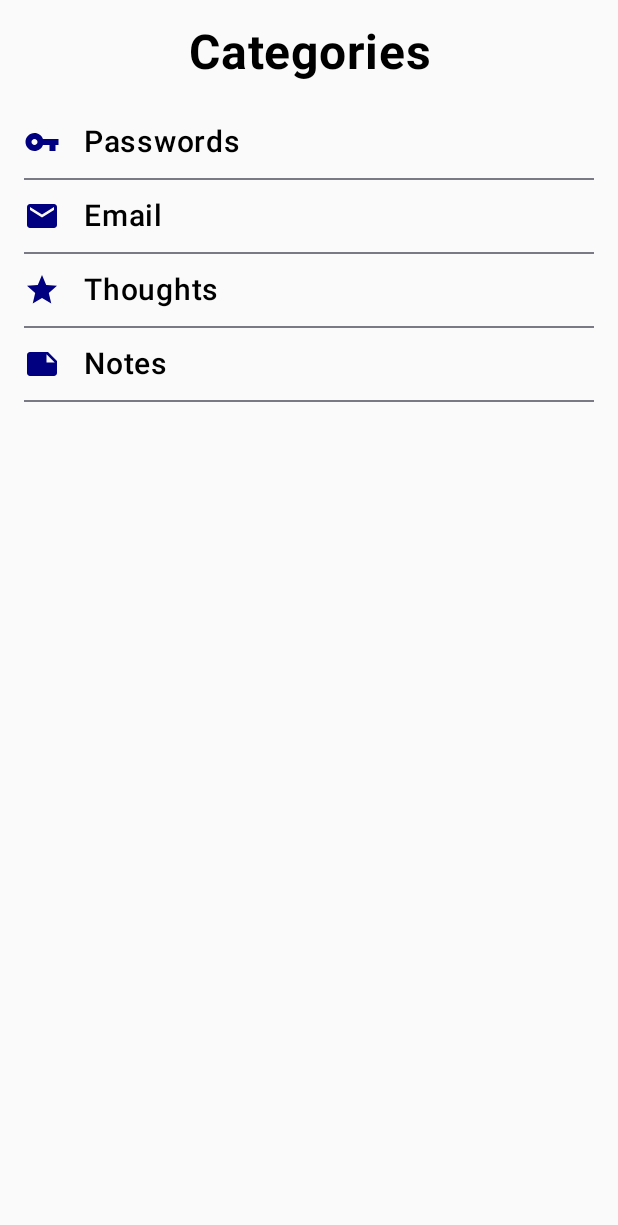
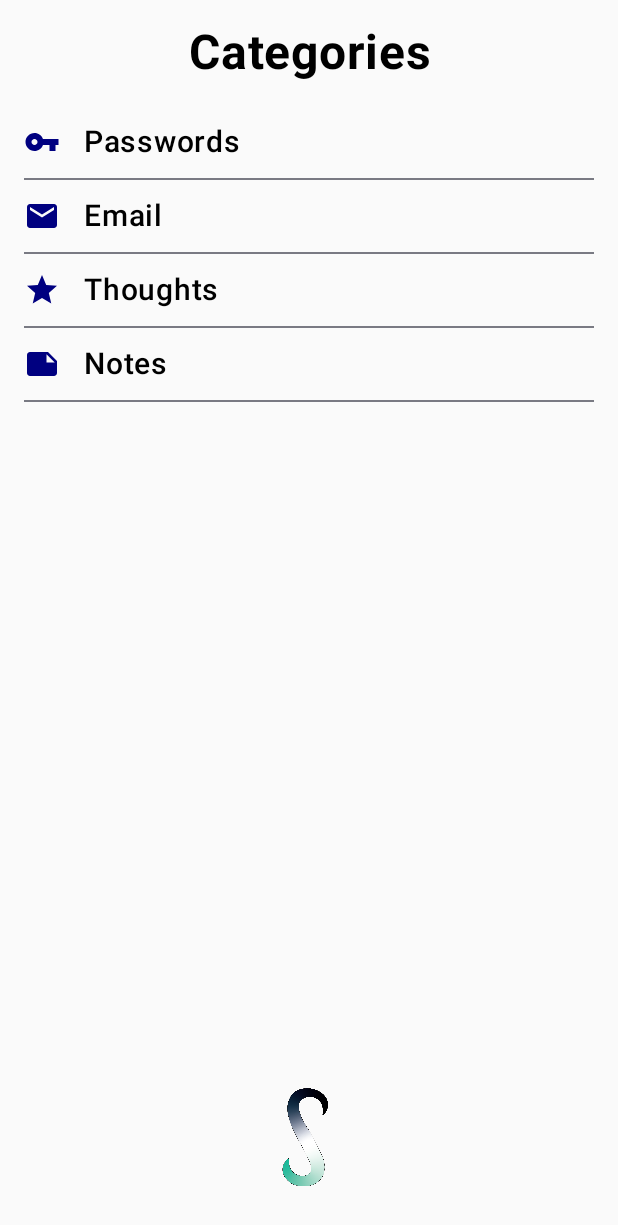
Before and after one commit to knightafter/Slore--A-Password-and-Notes-Manager-App., an Android app built with Jetpack Compose: the OpenCategoryScreen screen opened through its navigation route, on a phone screen of 412 x 824 dp. Shown: the top 1225 px of the screen. Run offline under Robolectric (Android 15) with nearby library versions, the phone set to English and light mode, and no system bars; our stand-ins replace Firebase (no records; nobody signed in at launch, a user with empty details on screens opened directly).

Commit message:
added the gemini image at different places

```diff
--- a/app/src/main/java/com/example/slore/OpenCategory.kt
+++ b/app/src/main/java/com/example/slore/OpenCategory.kt
@@ -2,6 +2,7 @@ package com.example.slore
 
 import android.annotation.SuppressLint
 import android.util.Log
+import androidx.compose.foundation.Image
 import androidx.compose.foundation.background
 import androidx.compose.foundation.clickable
 import androidx.compose.foundation.layout.*
@@ -22,11 +23,13 @@ import androidx.compose.material.icons.filled.Star
 import androidx.compose.material.icons.filled.VpnKey
 import androidx.compose.material3.*
 import androidx.compose.runtime.*
+import androidx.compose.runtime.saveable.rememberSaveable
 import androidx.compose.ui.Alignment
 import androidx.compose.ui.Modifier
 import androidx.compose.ui.graphics.Color
 import androidx.compose.ui.graphics.vector.ImageVector
 import androidx.compose.ui.input.pointer.pointerInput
+import androidx.compose.ui.res.painterResource
 import androidx.compose.ui.text.TextStyle
 import androidx.compose.ui.text.font.FontWeight
 import androidx.compose.ui.text.input.TextFieldValue
@@ -71,6 +74,10 @@ data class EmailEntry(
 
 @Composable
 fun OpenCategoryScreen(navController: NavHostController) {
+    val showGeminiDialog = remember { mutableStateOf(false) }
+    var text by rememberSaveable { mutableStateOf("") }
+
+
     val iconSize = 24.dp
 
     Column(
@@ -124,6 +131,27 @@ fun OpenCategoryScreen(navController: NavHostController) {
 
         Divider()
     }
+    // Home icon placed outside the card
+    Box(
+        modifier = Modifier
+            .fillMaxSize()
+            .padding(16.dp),
+        contentAlignment = Alignment.BottomCenter // Centering the Home icon
+    ) {
+        Image(
+            painter = painterResource(id = R.drawable.artboard_7), // Replace with your image resource ID
+            contentDescription = "Home Image",
+            modifier = Modifier
+                .size(90.dp) // Increase the size of the image
+                .clickable { showGeminiDialog.value = true } // Show Gemini dialog when the image is clicked
+        )
+    }
+
+    // Show Gemini dialog when showGeminiDialog is true
+    if (showGeminiDialog.value) {
+        GeminiDialog(showDialog = showGeminiDialog, text = text) { showGeminiDialog.value = false }
+    }
+
 }
 
 @Composable
```
Also changed, not shown: app/src/main/java/com/example/slore/categoriePages.kt (+76 -0 lines), app/src/main/java/com/example/slore/mainPage.kt (+8 -3 lines).
